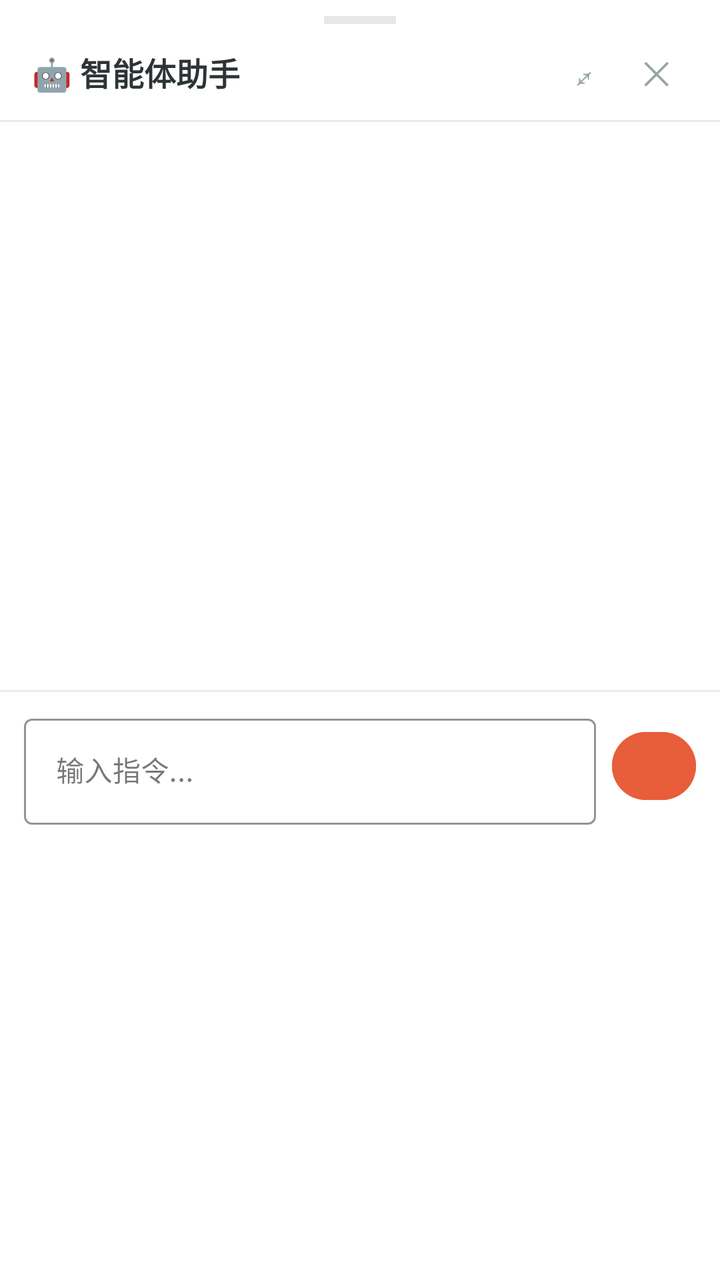
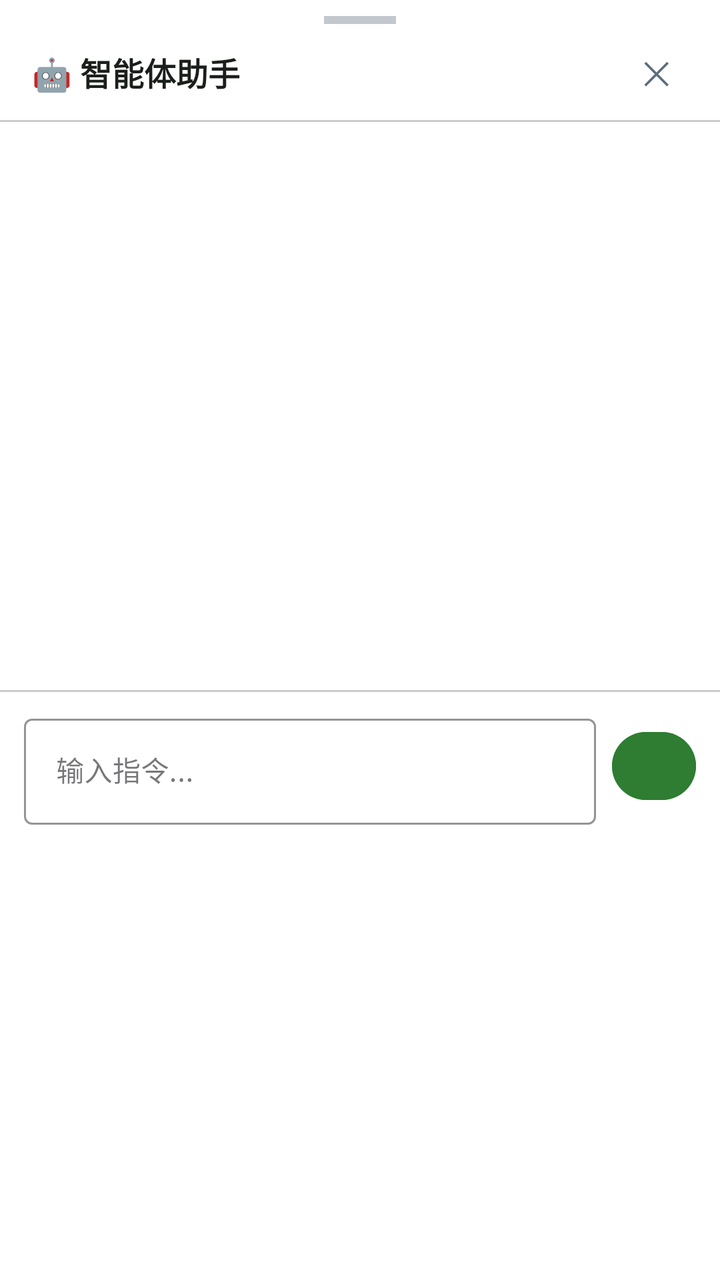

Two renders of the same Android screen: before a commit and after it. Below are the layout's source before the change and the commit's diff.
<!-- AndroidManifest.xml: application theme Theme.ClothingSI -->
<!-- res/layout/fragment_agent_bottom_sheet.xml -->
<?xml version="1.0" encoding="utf-8"?>
<LinearLayout xmlns:android="http://schemas.android.com/apk/res/android"
    xmlns:app="http://schemas.android.com/apk/res-auto"
    android:layout_width="match_parent"
    android:layout_height="wrap_content"
    android:orientation="vertical"
    android:background="#FFFFFF"
    android:paddingTop="0dp">

    
    <View android:layout_width="36dp" android:layout_height="4dp"
        android:layout_gravity="center" android:layout_marginTop="8dp"
        android:background="#D5D8DC" android:alpha="0.6" />

    
    <RelativeLayout android:layout_width="match_parent" android:layout_height="48dp"
        android:paddingHorizontal="16dp">
        <TextView android:layout_width="wrap_content" android:layout_height="wrap_content"
            android:text="🤖 智能体助手" android:textSize="16dp" android:textStyle="bold"
            android:textColor="#2D3436" android:layout_centerVertical="true" />
        <LinearLayout android:layout_width="wrap_content" android:layout_height="wrap_content"
            android:orientation="horizontal"
            android:layout_alignParentEnd="true" android:layout_centerVertical="true">
            <TextView android:id="@+id/btn_sheet_expand"
                android:layout_width="32dp" android:layout_height="32dp"
                android:text="⤢" android:textSize="16dp" android:textColor="#95A5A6"
                android:gravity="center" android:clickable="true" android:focusable="true" />
            <TextView android:id="@+id/btn_sheet_close"
                android:layout_width="32dp" android:layout_height="32dp"
                android:text="✕" android:textSize="16dp" android:textColor="#95A5A6"
                android:gravity="center" android:clickable="true" android:focusable="true"
                android:layout_marginStart="4dp" />
        </LinearLayout>
    </RelativeLayout>

    <View android:layout_width="match_parent" android:layout_height="1dp" android:background="#E8EAED" />

    
    <ScrollView android:id="@+id/scroll_sheet_chat"
        android:layout_width="match_parent" android:layout_height="280dp"
        android:padding="12dp" android:paddingBottom="0dp">
        <LinearLayout android:id="@+id/chat_sheet_container"
            android:layout_width="match_parent" android:layout_height="wrap_content"
            android:orientation="vertical" />
    </ScrollView>

    <View android:layout_width="match_parent" android:layout_height="1dp" android:background="#E8EAED"
        android:layout_marginTop="4dp" />

    
    <LinearLayout android:layout_width="match_parent" android:layout_height="wrap_content"
        android:orientation="horizontal" android:gravity="center_vertical"
        android:background="#FFFFFF" android:paddingHorizontal="12dp"
        android:paddingVertical="8dp">
        <com.google.android.material.textfield.TextInputLayout
            android:layout_width="0dp" android:layout_height="wrap_content"
            android:layout_weight="1"
            style="@style/Widget.MaterialComponents.TextInputLayout.OutlinedBox"
            app:boxStrokeColor="#E8EAED" app:boxStrokeWidth="1dp"
            android:hint="输入指令...">
            <com.google.android.material.textfield.TextInputEditText
                android:id="@+id/et_sheet_input"
                android:layout_width="match_parent" android:layout_height="wrap_content"
                android:maxLines="3" android:inputType="textMultiLine"
                android:textSize="14dp" />
        </com.google.android.material.textfield.TextInputLayout>
        <com.google.android.material.button.MaterialButton
            android:id="@+id/btn_sheet_send"
            android:layout_width="42dp" android:layout_height="42dp"
            android:text="➤" android:textSize="16dp"
            app:cornerRadius="21dp"
            android:backgroundTint="#E85D3A" android:textColor="#FFFFFF"
            android:layout_marginStart="8dp" />
    </LinearLayout>

</LinearLayout>
<!-- resources referenced by this layout -->
<resources>
  <style name="Theme.ClothingSI" parent="Theme.Material3.Light.NoActionBar">
          <item name="colorPrimary">@color/primary</item>
          <item name="colorPrimaryDark">@color/primary_dark</item>
          <item name="colorAccent">@color/accent</item>
          <item name="android:statusBarColor">@color/primary_dark</item>
          <item name="android:navigationBarColor">@color/white</item>
      </style>
  <color name="primary">#E85D3A</color>
  <color name="primary_dark">#D35400</color>
  <color name="accent">#F4A460</color>
  <color name="white">#FFFFFF</color>
</resources>

<!-- the commit's change to res/layout/fragment_agent_bottom_sheet.xml (unified diff, before → after) -->
@@ -4,36 +4,32 @@
     android:layout_width="match_parent"
     android:layout_height="wrap_content"
     android:orientation="vertical"
-    android:background="#FFFFFF"
+    android:background="@color/surface"
     android:paddingTop="0dp">
 
     
     <View android:layout_width="36dp" android:layout_height="4dp"
         android:layout_gravity="center" android:layout_marginTop="8dp"
-        android:background="#D5D8DC" android:alpha="0.6" />
+        android:background="@color/text_light" android:alpha="0.6" />
 
     
     <RelativeLayout android:layout_width="match_parent" android:layout_height="48dp"
         android:paddingHorizontal="16dp">
         <TextView android:layout_width="wrap_content" android:layout_height="wrap_content"
             android:text="🤖 智能体助手" android:textSize="16dp" android:textStyle="bold"
-            android:textColor="#2D3436" android:layout_centerVertical="true" />
+            android:textColor="@color/text_primary" android:layout_centerVertical="true" />
         <LinearLayout android:layout_width="wrap_content" android:layout_height="wrap_content"
             android:orientation="horizontal"
             android:layout_alignParentEnd="true" android:layout_centerVertical="true">
-            <TextView android:id="@+id/btn_sheet_expand"
-                android:layout_width="32dp" android:layout_height="32dp"
-                android:text="⤢" android:textSize="16dp" android:textColor="#95A5A6"
-                android:gravity="center" android:clickable="true" android:focusable="true" />
             <TextView android:id="@+id/btn_sheet_close"
                 android:layout_width="32dp" android:layout_height="32dp"
-                android:text="✕" android:textSize="16dp" android:textColor="#95A5A6"
+                android:text="✕" android:textSize="16dp" android:textColor="@color/text_secondary"
                 android:gravity="center" android:clickable="true" android:focusable="true"
                 android:layout_marginStart="4dp" />
         </LinearLayout>
     </RelativeLayout>
 
-    <View android:layout_width="match_parent" android:layout_height="1dp" android:background="#E8EAED" />
+    <View android:layout_width="match_parent" android:layout_height="1dp" android:background="@color/border" />
 
     
     <ScrollView android:id="@+id/scroll_sheet_chat"
@@ -44,32 +40,33 @@
             android:orientation="vertical" />
     </ScrollView>
 
-    <View android:layout_width="match_parent" android:layout_height="1dp" android:background="#E8EAED"
+    <View android:layout_width="match_parent" android:layout_height="1dp" android:background="@color/border"
         android:layout_marginTop="4dp" />
 
     
     <LinearLayout android:layout_width="match_parent" android:layout_height="wrap_content"
         android:orientation="horizontal" android:gravity="center_vertical"
-        android:background="#FFFFFF" android:paddingHorizontal="12dp"
+        android:background="@color/surface" android:paddingHorizontal="12dp"
         android:paddingVertical="8dp">
         <com.google.android.material.textfield.TextInputLayout
             android:layout_width="0dp" android:layout_height="wrap_content"
             android:layout_weight="1"
             style="@style/Widget.MaterialComponents.TextInputLayout.OutlinedBox"
-            app:boxStrokeColor="#E8EAED" app:boxStrokeWidth="1dp"
+            app:boxStrokeColor="@color/border" app:boxStrokeWidth="1dp"
             android:hint="输入指令...">
             <com.google.android.material.textfield.TextInputEditText
                 android:id="@+id/et_sheet_input"
                 android:layout_width="match_parent" android:layout_height="wrap_content"
-                android:maxLines="3" android:inputType="textMultiLine"
+                android:inputType="text"
+                android:maxLines="1"
                 android:textSize="14dp" />
         </com.google.android.material.textfield.TextInputLayout>
         <com.google.android.material.button.MaterialButton
             android:id="@+id/btn_sheet_send"
             android:layout_width="42dp" android:layout_height="42dp"
             android:text="➤" android:textSize="16dp"
-            app:cornerRadius="21dp"
-            android:backgroundTint="#E85D3A" android:textColor="#FFFFFF"
+            app:cornerRadius="18dp"
+            android:backgroundTint="@color/primary" android:textColor="@color/white"
             android:layout_marginStart="8dp" />
     </LinearLayout>
 
<!-- resource entries referenced after the edit -->
@@ -1,15 +1,28 @@
 <!-- resources referenced by this layout -->
 <resources>
+  <color name="border">#C8CCC8</color>
   <style name="Theme.ClothingSI" parent="Theme.Material3.Light.NoActionBar">
           <item name="colorPrimary">@color/primary</item>
           <item name="colorPrimaryDark">@color/primary_dark</item>
           <item name="colorAccent">@color/accent</item>
-          <item name="android:statusBarColor">@color/primary_dark</item>
+          <item name="android:statusBarColor">@android:color/transparent</item>
           <item name="android:navigationBarColor">@color/white</item>
+          
+          <item name="android:windowLightStatusBar">true</item>
+          
+          <item name="android:fontFamily">sans-serif</item>
+          <item name="android:textViewStyle">@style/TextView.Base</item>
       </style>
-  <color name="primary">#E85D3A</color>
-  <color name="primary_dark">#D35400</color>
-  <color name="accent">#F4A460</color>
+  <color name="primary">#2E7D32</color>
+  <color name="surface">#FFFFFF</color>
+  <color name="text_light">#9CA3AF</color>
+  <color name="text_primary">#1B1F1B</color>
+  <color name="text_secondary">#5D6D7E</color>
+  <color name="primary_dark">#1B5E20</color>
+  <color name="accent">#66BB6A</color>
+  <style name="TextView.Base" parent="android:Widget.TextView">
+          <item name="android:fontFamily">sans-serif</item>
+      </style>
   <color name="white">#FFFFFF</color>
 </resources>
 
